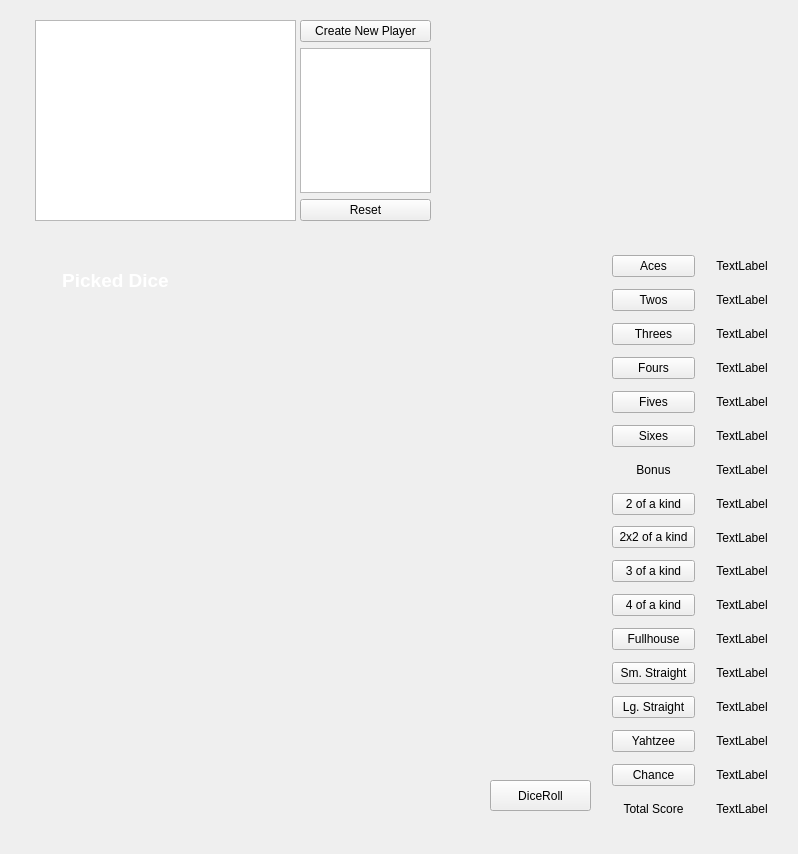
Before: the Qt Designer form GUI.ui in MoVo01/Kniffel, drawn with Qt 5.
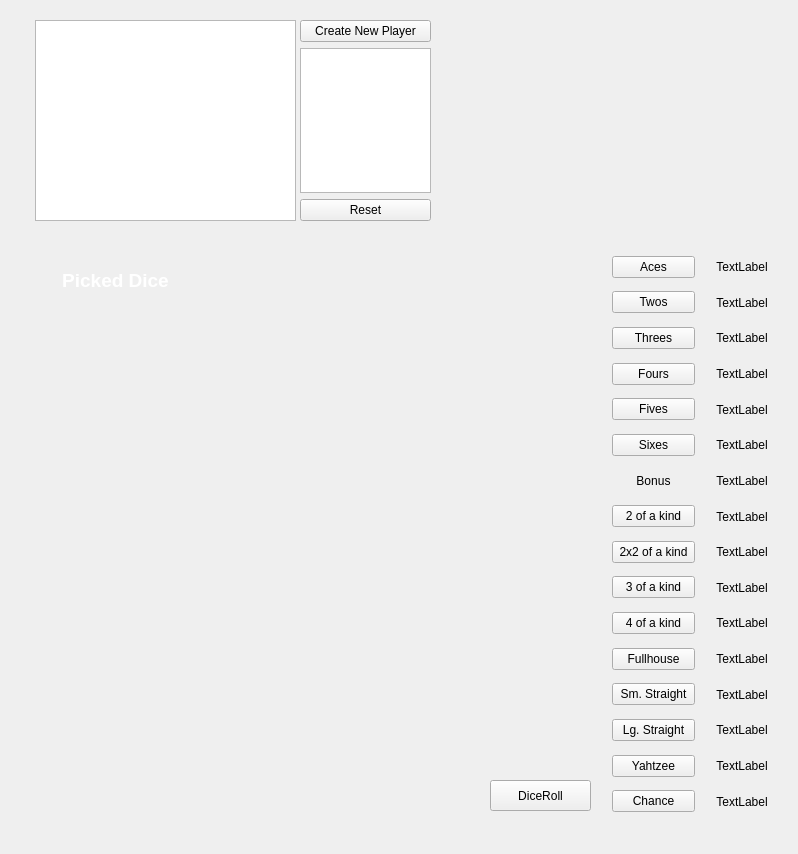
After: the same form once the commit is applied. Custom widgets are drawn as their Qt base class.

The edit to the form file:
```diff
--- a/GUI.ui
+++ b/GUI.ui
@@ -246,7 +246,7 @@
       <x>592</x>
       <y>12</y>
       <width>171</width>
-      <height>571</height>
+      <height>600</height>
      </rect>
     </property>
     <layout class="QVBoxLayout" name="verticalLayout_2">
```
Left out of the diff: 11 changed lines with no effect on the pictures.
